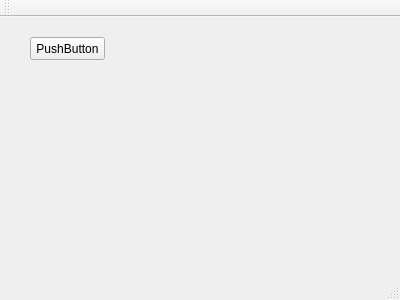
First picture: the form in src/armerge/forms/mainwindow.ui, repository blacklgames/armerge, before the edit.
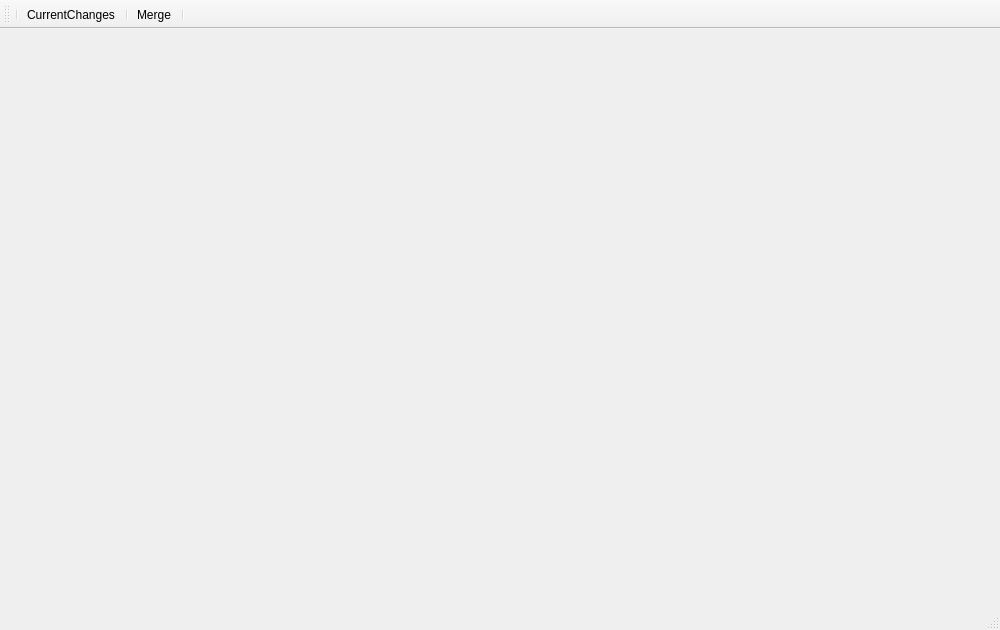
Second picture: the form after the edit.

Patch:
```diff
--- a/src/armerge/forms/mainwindow.ui
+++ b/src/armerge/forms/mainwindow.ui
@@ -6,28 +6,28 @@
    <rect>
     <x>0</x>
     <y>0</y>
-    <width>400</width>
-    <height>300</height>
+    <width>1000</width>
+    <height>630</height>
    </rect>
   </property>
   <property name="windowTitle">
    <string>MainWindow</string>
   </property>
-  <widget class="QWidget" name="centralWidget">
-   <widget class="QPushButton" name="pushButton">
-    <property name="geometry">
-     <rect>
-      <x>30</x>
-      <y>20</y>
-      <width>75</width>
-      <height>23</height>
-     </rect>
-    </property>
-    <property name="text">
-     <string>PushButton</string>
-    </property>
-   </widget>
+  <widget class="QWidget" name="centralWidget"/>
+  <widget class="QToolBar" name="mainToolBar">
+   <attribute name="toolBarArea">
+    <enum>TopToolBarArea</enum>
+   </attribute>
+   <attribute name="toolBarBreak">
+    <bool>false</bool>
+   </attribute>
+   <addaction name="separator"/>
+   <addaction name="actionGoToChanges"/>
+   <addaction name="separator"/>
+   <addaction name="actionGoToMerges"/>
+   <addaction name="separator"/>
   </widget>
+  <widget class="QStatusBar" name="statusBar"/>
   <widget class="QMenuBar" name="menuBar">
    <property name="geometry">
     <rect>
@@ -38,15 +38,22 @@
     </rect>
    </property>
   </widget>
-  <widget class="QToolBar" name="mainToolBar">
-   <attribute name="toolBarArea">
-    <enum>TopToolBarArea</enum>
-   </attribute>
-   <attribute name="toolBarBreak">
-    <bool>false</bool>
-   </attribute>
-  </widget>
-  <widget class="QStatusBar" name="statusBar"/>
+  <action name="actionGoToChanges">
+   <property name="text">
+    <string>CurrentChanges</string>
+   </property>
+   <property name="toolTip">
+    <string>Cahnges</string>
+   </property>
+  </action>
+  <action name="actionGoToMerges">
+   <property name="text">
+    <string>Merge</string>
+   </property>
+   <property name="toolTip">
+    <string>Merge</string>
+   </property>
+  </action>
  </widget>
  <layoutdefault spacing="6" margin="11"/>
  <resources/>
```
Left out of the diff: 2 changed lines with no effect on the pictures.
